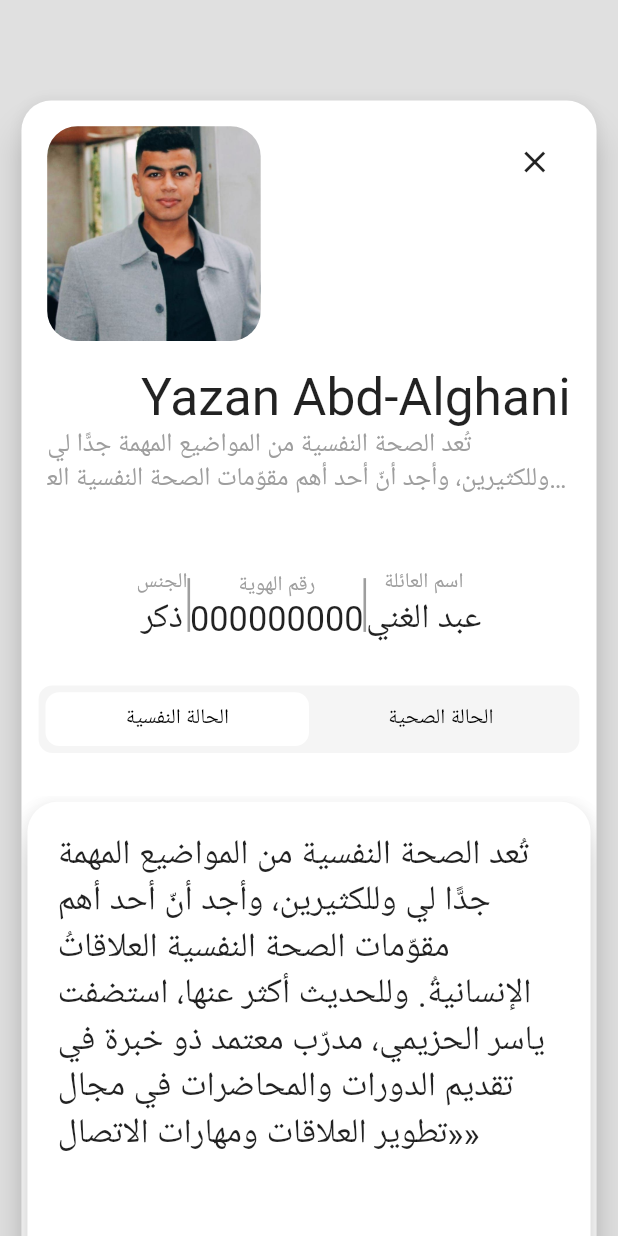
After one commit to khaled-dreat/app_hope-1.0, a Flutter app: the ProfileResident screen opened by its route, on a phone screen of 412 x 824 dp. The commit adds this screen. Run offline on Flutter 3.47's test engine with Material 2 defaults, Android fonts, the phone set to English and light mode, and no system bars; our stand-ins replace easy_localization, flutter_custom_clippers, flutter_screenutil, flutter_svg, fluttertoast, loading_animation_widget.

Commit message:
Add Profail Resident Page

```diff
--- a/lib/utils/import/app_import.dart
+++ b/lib/utils/import/app_import.dart
@@ -71,3 +71,4 @@ part "../../view/user/body_user/user_list_view.dart";
 part '../../view/user/body_user/user_card_design.dart';
 part '../../view/home/widgets/drawer/drawer_setting/lang/drawer_lang.dart';
 part '../../view/widgets/tost/app_tost.dart';
+part "../../view/resident/profile/profile.dart";
--- a/lib/utils/route/app_route.dart
+++ b/lib/utils/route/app_route.dart
@@ -10,6 +10,7 @@ class AppRoute {
     PageFamily.nameRoute: (context) => const PageFamily(),
     FamilyProfile.nameRoute: (context) => const FamilyProfile(),
     UserPage.nameRoute: (context) => const UserPage(),
+    ProfileResident.nameRoute: (context) => const ProfileResident(),
   };
   static String get initialRoute => PageSplash.nameRoute;
 
--- /dev/null
+++ b/lib/view/resident/profile/profile.dart
@@ -0,0 +1,180 @@
+part of "../../../utils/import/app_import.dart";
+
+class ProfileResident extends StatelessWidget {
+  const ProfileResident({super.key});
+  static String nameRoute = "ProfileEmp";
+  @override
+  Widget build(BuildContext context) {
+    return DefaultTabController(
+      length: 2,
+      child: Scaffold(
+        body: SingleChildScrollView(
+          child: Container(
+            color: Colors.grey.shade300,
+            child: Center(
+              child: Container(
+                  margin: EdgeInsets.only(top: 55.r),
+                  width: AppDime.fullwidth(context) * 0.95,
+                  height: AppDime.fullHeight(context) * 1.3,
+                  child: Card(
+                    child: Column(children: [
+                      Container(
+                          margin: EdgeInsets.all(15.r),
+                          width: AppDime.fullwidth(context),
+                          height: 120.h,
+                          //       color: Colors.amber,
+                          child: Row(
+                            mainAxisAlignment: MainAxisAlignment.spaceBetween,
+                            crossAxisAlignment: CrossAxisAlignment.start,
+                            children: [
+                              Container(
+                                  clipBehavior: Clip.antiAlias,
+                                  decoration: BoxDecoration(
+                                      borderRadius: BorderRadius.circular(20)),
+                                  child: Image.asset(AppImage.profileImage)),
+                              IconButton(
+                                icon: const Icon(
+                                  Icons.close,
+                                ),
+                                onPressed: () {
+                                  AppRoute.goBack(context);
+                                },
+                              )
+                            ],
+                          )),
+                      Container(
+                        margin: EdgeInsets.only(right: 15.r),
+                        alignment: Alignment.centerRight,
+                        child: Text(
+                          ApplangKey.yazanAbdAlghani.tr(),
+                          style: TextStyle(fontSize: 30.sp),
+                        ),
+                      ),
+                      Container(
+                        margin: EdgeInsets.symmetric(horizontal: 15.r),
+                        alignment: Alignment.centerRight,
+                        child: Text(
+                          "تُعد الصحة النفسية من المواضيع المهمة جدًّا لي وللكثيرين، وأجد أنّ أحد أهم مقوّمات الصحة النفسية العلاقاتُ الإنسانيةُ. وللحديث أكثر عنها، استضفت ياسر الحزيمي، مدرّب معتمد ذو خبرة في تقديم الدورات والمحاضرات في مجال «تطوير العلاقات ومهارات الاتصال»",
+                          style: TextStyle(fontSize: 15.sp, color: Colors.grey),
+                          maxLines: 2,
+                          overflow: TextOverflow.ellipsis,
+                        ),
+                      ),
+                      40.verticalSpace,
+                      Row(
+                        mainAxisAlignment: MainAxisAlignment.center,
+                        children: [
+                          Column(
+                            children: [
+                              const Text("الجنس",
+                                  style: TextStyle(
+                                    color: Colors.grey,
+                                  )),
+                              Text("ذكر", style: TextStyle(fontSize: 20.sp)),
+                            ],
+                          ),
+                          Container(
+                            color: Colors.grey,
+                            width: 1.5.w,
+                            height: 30.h,
+                          ),
+                          Column(
+                            children: [
+                              const Text("رقم الهوية",
+                                  style: TextStyle(
+                                    color: Colors.grey,
+                                  )),
+                              Text("000000000",
+                                  style: TextStyle(fontSize: 20.sp)),
+                            ],
+                          ),
+                          Container(
+                            color: Colors.grey,
+                            width: 1.5.w,
+                            height: 30.h,
+                          ),
+                          Column(
+                            children: [
+                              const Text("اسم العائلة",
+                                  style: TextStyle(
+                                    color: Colors.grey,
+                                  )),
+                              Text("عبد الغني",
+                                  style: TextStyle(fontSize: 20.sp)),
+                            ],
+                          ),
+                        ],
+                      ),
+                      Container(
+                        height: 45,
+                        padding: EdgeInsets.symmetric(
+                            vertical: 4.r, horizontal: 4.r),
+                        margin: EdgeInsets.symmetric(
+                            horizontal: 10.r, vertical: 25.r),
+                        decoration: BoxDecoration(
+                            color: Colors.grey.shade100,
+                            borderRadius: BorderRadius.circular(8.r)),
+                        child: TabBar(
+                            indicator: BoxDecoration(
+                                color: Colors.white,
+                                borderRadius: BorderRadius.circular(8.r)),
+                            tabs: [
+                              Tab(
+                                  child: Container(
+                                alignment: Alignment.center,
+                                height: 30.h,
+                                //    width: 160.w,
+                                child: Text(
+                                  "الحالة النفسية",
+                                  style: TextStyle(color: Colors.black),
+                                ),
+                              )),
+                              Tab(
+                                  child: Container(
+                                alignment: Alignment.center,
+                                height: 30.h,
+                                width: 150.w,
+                                child: Text(
+                                  "الحالة الصحية",
+                                  style: TextStyle(color: Colors.black),
+                                ),
+                              )),
+                            ]),
+                      ),
+                      Expanded(
+                          child: TabBarView(children: [
+                        SizedBox(
+                          width: double.infinity,
+                          child: Card(
+                            child: Padding(
+                              padding: const EdgeInsets.all(20),
+                              child: Text(
+                                "تُعد الصحة النفسية من المواضيع المهمة جدًّا لي وللكثيرين، وأجد أنّ أحد أهم مقوّمات الصحة النفسية العلاقاتُ الإنسانيةُ. وللحديث أكثر عنها، استضفت ياسر الحزيمي، مدرّب معتمد ذو خبرة في تقديم الدورات والمحاضرات في مجال «تطوير العلاقات ومهارات الاتصال»",
+                                style: TextStyle(fontSize: 20.sp),
+                              ),
+                            ),
+                          ),
+                        ),
+                        SizedBox(
+                          width: double.infinity,
+                          child: Card(
+                            //     color: Colors.blue.shade50,
+                            child: Padding(
+                              padding: const EdgeInsets.all(20),
+                              child: Text(
+                                "تُعد الصحة النفسية من المواضيع المهمة جدًّا لي وللكثيرين، وأجد أنّ أحد أهم مقوّمات الصحة النفسية العلاقاتُ الإنسانيةُ. وللحديث أكثر عنها، استضفت ياسر الحزيمي، مدرّب معتمد ذو خبرة في تقديم الدورات والمحاضرات في مجال «تطوير العلاقات ومهارات الاتصال»",
+                                style: TextStyle(fontSize: 20.sp),
+                              ),
+                            ),
+                          ),
+                        ),
+                      ])),
+                    ]),
+                  )),
+            ),
+          ),
+        ),
+      ),
+    );
+  }
+}
--- a/lib/view/resident/resident_card_design.dart
+++ b/lib/view/resident/resident_card_design.dart
@@ -5,7 +5,11 @@ class ResidentCardDesign extends StatelessWidget {
   final bool? gendaer;
   @override
   Widget build(BuildContext context) {
-    return Card(
+    return InkWell(
+      onTap: () {
+        AppRoute.go(context, ProfileResident.nameRoute);
+      },
+      child: Card(
         child: ListTile(
           trailing: const Icon(Icons.chevron_right),
           title: Text(ApplangKey.yazanAbdAlghani.tr()),
@@ -16,6 +20,7 @@ class ResidentCardDesign extends StatelessWidget {
             width: 50,
           ),
         ),
+      ),
     );
   }
 }
```
Lines whose indentation alone changed are shown as unchanged.
